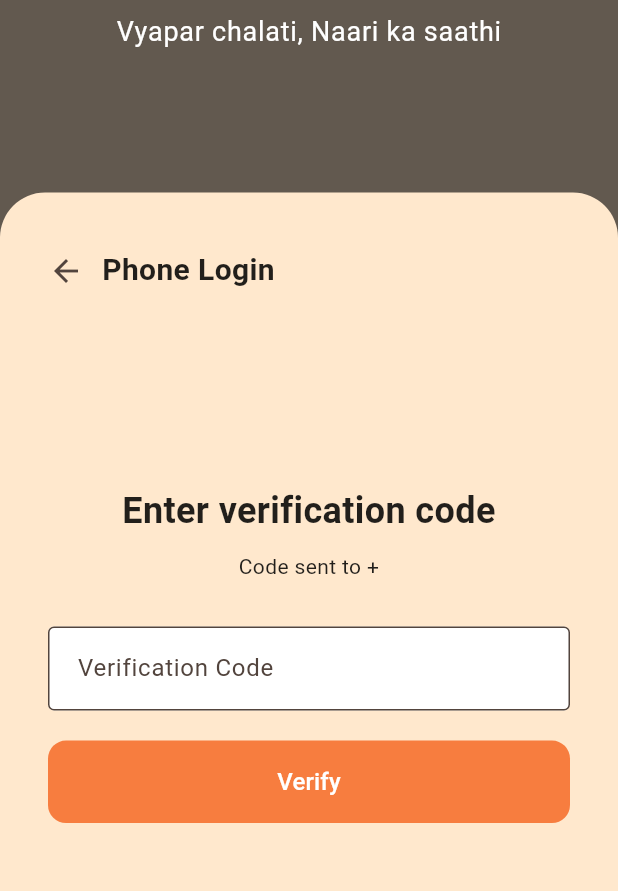
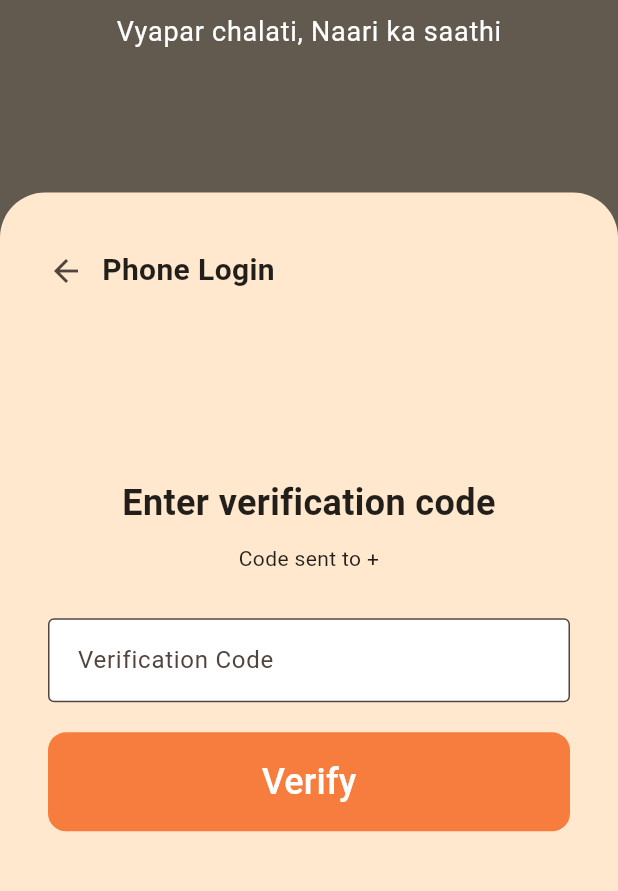
Before and after one commit to navgarg/cdrf_app, a Flutter app: the LoginScreen screen opened by its route, swiped to page 2, on a phone screen of 412 x 824 dp, the part 240-1131 px from its top. Run offline on Flutter 3.47's test engine with Material 3 defaults, Android fonts, the phone set to English and light mode, and no system bars; our stand-ins replace cloud_firestore, firebase_auth, firebase_core, firebase_messaging, flutter_riverpod, go_router and 2 more; accounts and stored records are empty; generated files the repository leaves out were written again.

Commit message:
refactor: clean up redundant code

```diff
--- a/lib/components/regular_button.dart
+++ b/lib/components/regular_button.dart
@@ -4,12 +4,14 @@ class RegularButton extends StatelessWidget {
   final VoidCallback? onPressed;
   final String text;
   final IconData? icon;
+  final bool isLoading;
 
   const RegularButton({
     super.key,
     required this.onPressed,
     required this.text,
     this.icon,
+    this.isLoading = false,
   });
 
   @override
@@ -26,7 +28,20 @@ class RegularButton extends StatelessWidget {
         ),
     );
 
-    if (icon != null) {
+    if (isLoading) {
+      return ElevatedButton(
+        onPressed: null, // Disable button when loading
+        style: buttonStyle,
+        child: SizedBox(
+          width: 24,
+          height: 24,
+          child: CircularProgressIndicator(
+            color: theme.colorScheme.onPrimary,
+            strokeWidth: 3,
+          ),
+        ),
+      );
+    } else if (icon != null) {
       return ElevatedButton.icon(
         onPressed: onPressed,
         style: buttonStyle,
--- a/lib/main.dart
+++ b/lib/main.dart
@@ -62,6 +62,7 @@ class _MyAppState extends ConsumerState<NariUdyam> {
     final theme = ref.watch(themeProvider);
 
     return MaterialApp.router(
+      debugShowCheckedModeBanner: false,
       title: AppInfo.name,
       scaffoldMessengerKey: messenger.scaffoldMessengerKey,
       theme: theme,
--- a/lib/screens/login.dart
+++ b/lib/screens/login.dart
@@ -176,8 +176,10 @@ class _LoginScreenState extends ConsumerState<LoginScreen> {
             ),
             const SizedBox(height: 20),
             RegularButton(
-                onPressed: _isLoading ? null : _verifyPhone,
-                text: _isLoading ? "Loading..." : "Continue"),
+              onPressed: _verifyPhone,
+              text: "Continue",
+              isLoading: _isLoading,
+            ),
           ],
         ),
       ),
@@ -185,8 +187,6 @@ class _LoginScreenState extends ConsumerState<LoginScreen> {
   }
 
   Widget _buildVerificationCodePage() {
-    final theme = Theme.of(context);
-
     return Padding(
       padding: const EdgeInsets.fromLTRB(20.0, 0.0, 20.0, 0.0),
       child: Column(
@@ -218,20 +218,10 @@ class _LoginScreenState extends ConsumerState<LoginScreen> {
             textAlign: TextAlign.center,
           ),
           const SizedBox(height: 20),
-          ElevatedButton(
-            onPressed: _isLoading ? null : _verifyCode,
-            style: ElevatedButton.styleFrom(
-              backgroundColor: theme.colorScheme.primary,
-              foregroundColor: Colors.white,
-              padding: const EdgeInsets.symmetric(vertical: 16, horizontal: 24),
-              minimumSize: const Size(double.infinity, 54),
-              shape: RoundedRectangleBorder(
-                borderRadius: BorderRadius.circular(12),
-              ),
-            ),
-            child: _isLoading
-                ? const CircularProgressIndicator(color: Colors.white)
-                : const Text('Verify', style: TextStyle(fontSize: 16)),
+            RegularButton(
+              onPressed: _verifyCode,
+              text: "Verify",
+              isLoading: _isLoading,
           ),
         ],
       ),
--- a/lib/screens/onboarding/business_domain.dart
+++ b/lib/screens/onboarding/business_domain.dart
@@ -4,7 +4,6 @@ import 'package:flutter_riverpod/flutter_riverpod.dart';
 import 'package:go_router/go_router.dart';
 
 import '../../components/domain_card.dart';
-import '../../components/regular_button.dart';
 import '../../models/business_domain.dart';
 import '../../services/api/auth_service.dart';
 import '../../services/api/schedule_service.dart';
--- a/lib/screens/profile.dart
+++ b/lib/screens/profile.dart
@@ -6,7 +6,6 @@ import '../components/profile_option_tile.dart';
 import '../components/regular_button.dart';
 import '../services/api/auth_service.dart';
 import '../services/general/messenger.dart';
-import 'app_shell_layout.dart';
 
 class ProfileScreen extends ConsumerStatefulWidget {
   const ProfileScreen({super.key});
--- a/lib/screens/schedule/day_view.dart
+++ b/lib/screens/schedule/day_view.dart
@@ -2,7 +2,6 @@ import 'package:flutter/material.dart';
 import 'package:flutter_riverpod/flutter_riverpod.dart';
 import 'package:intl/intl.dart';
 import 'package:nariudyam/models/appointment.dart';
-import 'package:nariudyam/models/user.dart';
 import 'package:nariudyam/services/api/auth_service.dart';
 import 'package:nariudyam/services/general/messenger.dart';
 
--- a/lib/screens/schedule/week_view.dart
+++ b/lib/screens/schedule/week_view.dart
@@ -2,7 +2,6 @@ import 'package:flutter/material.dart';
 import 'package:flutter_riverpod/flutter_riverpod.dart';
 import 'package:intl/intl.dart';
 import 'package:nariudyam/models/appointment.dart';
-import 'package:nariudyam/models/user.dart';
 import 'package:nariudyam/services/api/auth_service.dart';
 import 'package:nariudyam/services/general/messenger.dart';
 
--- a/lib/screens/shell_layout.dart
+++ b/lib/screens/shell_layout.dart
@@ -11,7 +11,6 @@ class OnboardingLayout extends StatelessWidget {
   @override
   Widget build(BuildContext context) {
     final Size size = MediaQuery.of(context).size;
-    final ThemeData theme = Theme.of(context);
 
     return Scaffold(
       body: Stack(
@@ -64,18 +63,21 @@ class OnboardingLayout extends StatelessWidget {
                 ),
 
                 Expanded(
+                  child: Align(
+                    alignment: Alignment.bottomCenter,
                     child: Container(
                       width: double.infinity,
                       padding: const EdgeInsets.all(12.0),
                       decoration: BoxDecoration(
-                      color: theme.colorScheme.surface,
+                        color: Theme.of(context).colorScheme.surface,
                         borderRadius: const BorderRadius.only(
                           topLeft: Radius.circular(30),
                           topRight: Radius.circular(30),
                         ),
                       ),
-                    child: child
-                  )
+                      child: child,
+                    ),
+                  ),
                 ),
               ],
             ),
--- a/lib/utils/router.dart
+++ b/lib/utils/router.dart
@@ -4,10 +4,10 @@ import 'package:flutter_riverpod/flutter_riverpod.dart';
 import 'package:nariudyam/screens/onboarding/business_domain.dart';
 import 'package:nariudyam/screens/onboarding/multi_step_onboarding.dart';
 import '../screens/login.dart';
+import '../screens/shell_layout.dart';
 import '../screens/dashboard.dart';
 import '../screens/profile/fav_customers_screen.dart';
 import '../screens/welcome.dart';
-import '../screens/shell_layout.dart';
 import '../screens/app_shell_layout.dart';
 import '../screens/inventory.dart';
 import '../screens/schedule.dart';
@@ -65,92 +65,33 @@ final routerProvider = Provider<GoRouter>((ref) {
         routes: [
           GoRoute(
             path: '/auth',
-            pageBuilder: (context, state) => CustomTransitionPage(
-              key: state.pageKey,
+            pageBuilder: (context, state) => _buildPageWithSlideTransition(
+              path: state.matchedLocation,
               child: const WelcomeScreen(),
-              transitionsBuilder:
-                  (context, animation, secondaryAnimation, child) {
-                final isPopDirection =
-                    secondaryAnimation.status == AnimationStatus.forward;
-
-                return SlideTransition(
-                  position: Tween<Offset>(
-                    begin: isPopDirection
-                        ? const Offset(-1.0, 0.0)
-                        : const Offset(1.0, 0.0),
-                    end: Offset.zero,
-                  ).animate(animation),
-                  child: child,
-                );
-              },
             ),
           ),
           GoRoute(
             path: '/auth/phone',
-            pageBuilder: (context, state) => CustomTransitionPage(
-              key: state.pageKey,
+            pageBuilder: (context, state) => _buildPageWithSlideTransition(
+              path: state.matchedLocation,
               child: const LoginScreen(),
-              transitionsBuilder:
-                  (context, animation, secondaryAnimation, child) {
-                final isPopDirection =
-                    secondaryAnimation.status == AnimationStatus.forward;
-
-                return SlideTransition(
-                  position: Tween<Offset>(
-                    begin: isPopDirection
-                        ? const Offset(-1.0, 0.0)
-                        : const Offset(1.0, 0.0),
-                    end: Offset.zero,
-                  ).animate(animation),
-                  child: child,
-                );
-              },
             ),
           ),
           GoRoute(
             path: '/onboarding/multi_step',
-            pageBuilder: (context, state) => CustomTransitionPage(
-              key: state.pageKey,
+            pageBuilder: (context, state) => _buildPageWithSlideTransition(
+              path: state.matchedLocation,
               child: const MultiStepOnboardingScreen(),
-              transitionsBuilder:
-                  (context, animation, secondaryAnimation, child) {
-                final isPopDirection =
-                    secondaryAnimation.status == AnimationStatus.forward;
-
-                return SlideTransition(
-                  position: Tween<Offset>(
-                    begin: isPopDirection
-                        ? const Offset(-1.0, 0.0)
-                        : const Offset(1.0, 0.0),
-                    end: Offset.zero,
-                  ).animate(animation),
-                  child: child,
-                );
-              },
             ),
           ),
           GoRoute(
             path: '/onboarding/business_domain',
-            pageBuilder: (context, state) => CustomTransitionPage(
-              key: state.pageKey,
+            pageBuilder: (context, state) => _buildPageWithSlideTransition(
+              path: state.matchedLocation,
               child: const BusinessDomainScreen(),
-              transitionsBuilder:
-                  (context, animation, secondaryAnimation, child) {
-                final isPopDirection =
-                    secondaryAnimation.status == AnimationStatus.forward;
-
-                return SlideTransition(
-                  position: Tween<Offset>(
-                    begin: isPopDirection
-                        ? const Offset(-1.0, 0.0)
-                        : const Offset(1.0, 0.0),
-                    end: Offset.zero,
-                  ).animate(animation),
-                  child: child,
-                );
-              },
             ),
           ),
+
         ],
       ),
 
@@ -160,11 +101,11 @@ final routerProvider = Provider<GoRouter>((ref) {
           return NotificationListener(
             onNotification: (Notification notification) {
               if (notification is ScheduleFabPressed) {
-                print("Schedule FAB Pressed!");
+                print("Schedule FAB Pressed");
                 return true;
               }
               if (notification is FavouriteCustomerFabPressed) {
-                print("Favourite Customer FAB Pressed!");
+                print("Favourite Customer FAB Pressed");
                 return true;
               }
               return false;
@@ -202,3 +143,26 @@ final routerProvider = Provider<GoRouter>((ref) {
     ],
   );
 });
+
+CustomTransitionPage<void> _buildPageWithSlideTransition({
+  required String path,
+  required Widget child,
+}) {
+  return CustomTransitionPage<void>(
+    key: ValueKey(path),
+    child: child,
+    transitionsBuilder: (context, animation, secondaryAnimation, child) {
+      final isPopDirection = secondaryAnimation.status == AnimationStatus.forward;
+
+      return SlideTransition(
+        position: Tween<Offset>(
+          begin: isPopDirection
+              ? const Offset(-1.0, 0.0)
+              : const Offset(1.0, 0.0),
+          end: Offset.zero,
+        ).animate(animation),
+        child: child,
+      );
+    },
+  );
+}
```
Also changed, not shown: lib/screens/schedule.dart (+12 -19 lines). Lines whose indentation alone changed are shown as unchanged.
